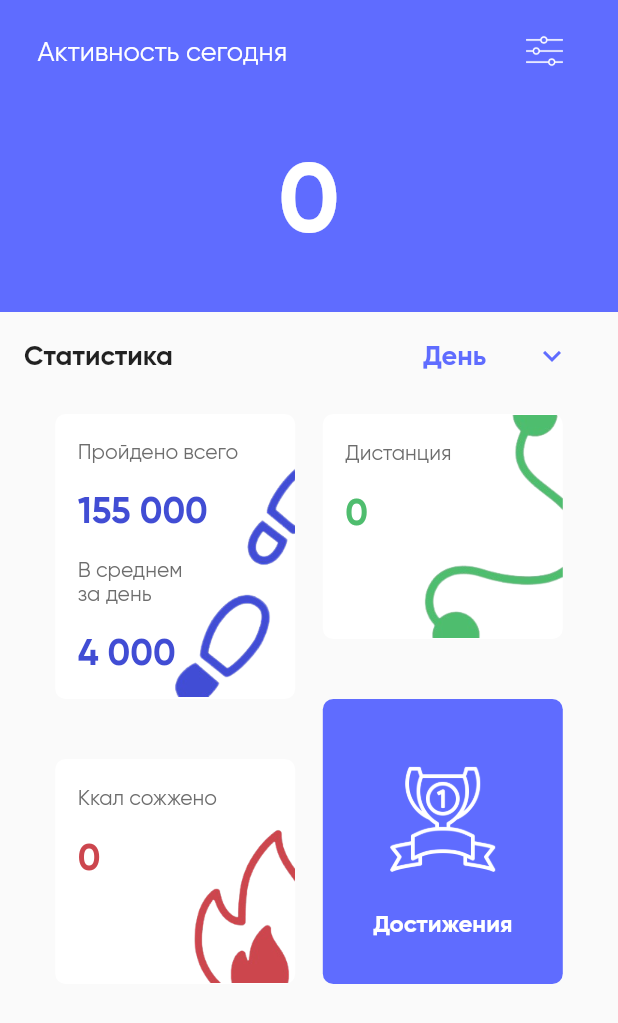
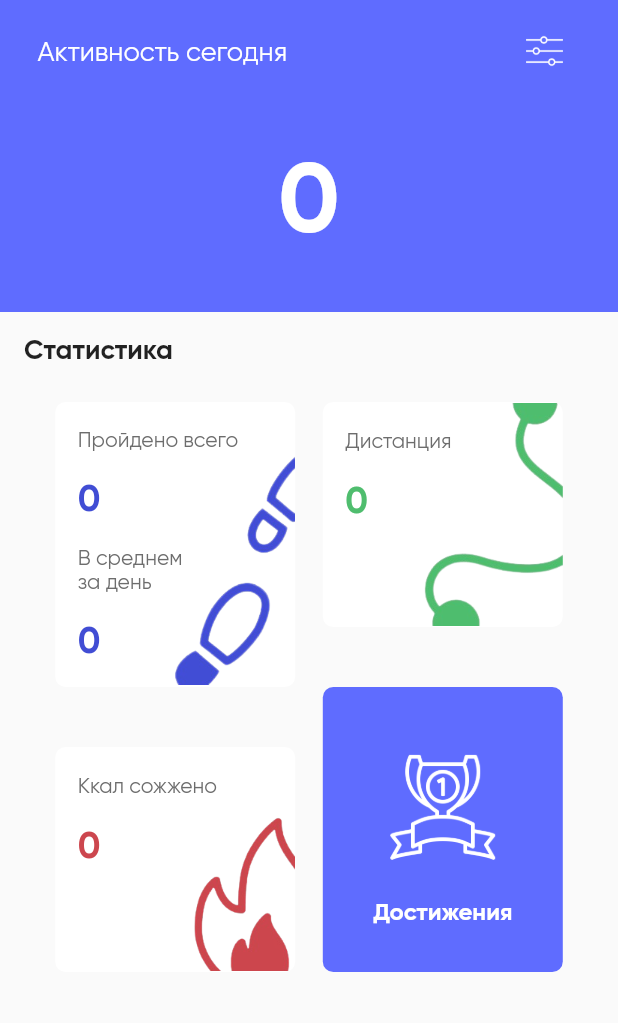
Before and after one commit to kkkivannn/pedometer, a Flutter app: the DailySteps screen opened directly, on a phone screen of 412 x 824 dp. Shown: the top 1023 px of the screen. Run offline on Flutter 3.47's test engine with Material 2 defaults, Android fonts, the light colour scheme and no system bars; our stand-ins replace awesome_notifications, device_info, easy_localization, google_mobile_ads, hive, hive_flutter and 5 more; missing offline and left inert: flutter_sizer, splash_screen_view; accounts and stored records are empty; network calls fail.

Commit message:
Fix some mistake

```diff
--- a/lib/Notifications/NotificationClients.dart
+++ b/lib/Notifications/NotificationClients.dart
@@ -7,6 +7,8 @@ import 'package:jiffy/jiffy.dart';
 import 'package:pedometer2/thirdPage/stepCount.dart';
 
 Future<void> NotificationGoal() async {
+  int time = Jiffy(DateTime.now()).hour;
+
   StepsNextPage();
   await AwesomeNotifications().createNotification(
     content: NotificationContent(
@@ -16,7 +18,7 @@ Future<void> NotificationGoal() async {
       body: 'Цели можно скорректировать в настройках.', //добавь в json
     ),
     schedule: NotificationCalendar(
-      hour: 9,
+      hour: time,
       minute: 0,
       second: 0,
       millisecond: 0,
@@ -27,7 +29,7 @@ Future<void> NotificationGoal() async {
 Future<void> NotificationReport() async {
   await AwesomeNotifications().createNotification(
     content: NotificationContent(
-      id: 1,
+      id: 2,
       channelKey: 'key2',
       title: "Вы выполнили цель. Поздравляем!",
       body: 'Вы молодец!', //добавь в json
--- a/lib/firstPage/Parameters.dart
+++ b/lib/firstPage/Parameters.dart
@@ -67,7 +67,7 @@ class _paramState extends State<param> {
                     width: 40,
                     alignment: Alignment.center,
                     child: Text(
-                      '${height}',
+                      '$height',
                       style: TextStyle(
                           color: Color(0xff5F6CFF),
                           fontSize: 18,
--- a/lib/thirdPage/Statistics.dart
+++ b/lib/thirdPage/Statistics.dart
@@ -29,9 +29,6 @@ class _staticsState extends State<statics> {
   Widget build(BuildContext context) {
     return SafeArea(
       child: Container(
-        // decoration: BoxDecoration(border: Border.all(color: Colors.red)),
-        // width: 475,
-        // height: 400,
         child: Column(
           children: [
             Container(
@@ -40,6 +37,7 @@ class _staticsState extends State<statics> {
               child: Row(
                 children: [
                   Container(
+                    height: 50,
                     alignment: Alignment.center,
                     child: Text(
                       'text17'.tr().toString(),
@@ -47,36 +45,36 @@ class _staticsState extends State<statics> {
                     ),
                   ),
                   Spacer(),
-                  Container(
-                    alignment: Alignment.center,
-                    width: 130,
-                    child: ExpansionTile(
-                      collapsedIconColor: Color(0xff5F6CFF),
-                      title: Text(
-                        'text18'.tr().toString(),
-                        style: TextStyle(
-                            color: Color(0xff5F6CFF),
-                            fontSize: 18,
-                            fontFamily: "Gilroy"),
-                      ),
-                      children: [
-                        Text(
-                          'text19'.tr().toString(),
-                          style: TextStyle(
-                              color: Color(0xff5F6CFF),
-                              fontSize: 18,
-                              fontFamily: "Gilroy"),
-                        ),
-                        Text(
-                          'text20'.tr().toString(),
-                          style: TextStyle(
-                              color: Color(0xff5F6CFF),
-                              fontSize: 18,
-                              fontFamily: "Gilroy"),
-                        ),
-                      ],
-                    ),
-                  ),
+                  // Container(
+                  //   alignment: Alignment.center,
+                  //   width: 130,
+                  //   child: ExpansionTile(
+                  //     collapsedIconColor: Color(0xff5F6CFF),
+                  //     title: Text(
+                  //       'text18'.tr().toString(),
+                  //       style: TextStyle(
+                  //           color: Color(0xff5F6CFF),
+                  //           fontSize: 18,
+                  //           fontFamily: "Gilroy"),
+                  //     ),
+                  //     children: [
+                  //       Text(
+                  //         'text19'.tr().toString(),
+                  //         style: TextStyle(
+                  //             color: Color(0xff5F6CFF),
+                  //             fontSize: 18,
+                  //             fontFamily: "Gilroy"),
+                  //       ),
+                  //       Text(
+                  //         'text20'.tr().toString(),
+                  //         style: TextStyle(
+                  //             color: Color(0xff5F6CFF),
+                  //             fontSize: 18,
+                  //             fontFamily: "Gilroy"),
+                  //       ),
+                  //     ],
+                  //   ),
+                  // ),
                 ],
               ),
             ),
@@ -119,7 +117,7 @@ class _staticsState extends State<statics> {
                             Container(
                               padding: EdgeInsets.only(left: 15),
                               child: Text(
-                                '155 000',
+                                '$savedAllSteps',
                                 style: TextStyle(
                                   fontFamily: 'Gilroy',
                                   fontSize: 24,
@@ -141,7 +139,7 @@ class _staticsState extends State<statics> {
                             Container(
                               padding: EdgeInsets.only(left: 15),
                               child: Text(
-                                '4 000',
+                                savedAverageSteps.toStringAsFixed(0),
                                 style: TextStyle(
                                   fontFamily: 'Gilroy',
                                   fontSize: 24,
--- a/lib/thirdPage/stepCount.dart
+++ b/lib/thirdPage/stepCount.dart
@@ -1,4 +1,6 @@
-// ignore_for_file: file_names, prefer_const_constructors
+// ignore_for_file: file_names, prefer_const_constructors, must_call_super, non_constant_identifier_names, unused_field
+
+import 'dart:convert';
 
 import 'package:easy_localization/src/public_ext.dart';
 import 'package:flutter/material.dart';
@@ -22,7 +24,7 @@ class DailySteps extends StatefulWidget {
   _DailyStepsState createState() => _DailyStepsState();
 }
 
-dynamic todaySteps = 0;
+int todaySteps = 0;
 var status = Permission.sensors.status;
 final model = StorageModel();
 double KalToday = 0;
@@ -32,12 +34,16 @@ double KmToday = 0;
 double valueKal = 0;
 double valueKm = 0;
 
+int savedAllSteps = stepsBox.get('savedAllSteps', defaultValue: 0);
+int savedCountofSteps = stepsBox.get('savedCountofSteps', defaultValue: 0);
+double savedAverageSteps = stepsBox.get('savedAverageSteps', defaultValue: 0.0);
+
+Box<dynamic> stepsBox = Hive.box('steps');
+
 class _DailyStepsState extends State<DailySteps> {
   final stepCountStream = Pedometer.stepCountStream;
   late StreamSubscription<StepCount> _subscription;
   late Stream<StepCount> _stepCountStreamState;
-  Box<int> stepsBox = Hive.box('steps');
-
   late int _steps;
 
   @override
@@ -111,7 +117,7 @@ class _DailyStepsState extends State<DailySteps> {
                           children: [
                             Container(
                               child: Text(
-                                "${todaySteps}",
+                                "$todaySteps",
                                 style: TextStyle(
                                   fontFamily: "Gilroy",
                                   fontSize: 65,
@@ -147,24 +153,30 @@ class _DailyStepsState extends State<DailySteps> {
 
   Future<int> getTodaySteps(StepCount value) async {
     _steps = value.steps;
-    int savedStepsCountKey = 999999;
-    int savedStepsCount = stepsBox.get(savedStepsCountKey, defaultValue: 0)!;
+    int savedStepsCount = stepsBox.get('savedStepsCountKey', defaultValue: 0)!;
     int todayDayNow = Jiffy(DateTime.now()).dayOfYear;
+    int lastDaySaved = stepsBox.get('lastDaySavedKey', defaultValue: 0)!;
+
     if (_steps < savedStepsCount) {
       setState(() {
         savedStepsCount = 0;
-        stepsBox.put(savedStepsCountKey, savedStepsCount);
+        stepsBox.put('savedStepsCountKey', savedStepsCount);
       });
     }
-    int lastDaySavedKey = 888888;
-    int lastDaySaved = stepsBox.get(lastDaySavedKey, defaultValue: 0)!;
+
     if (lastDaySaved < todayDayNow) {
       setState(() {
+        savedCountofSteps++;
+        savedAllSteps += todaySteps;
+        savedAverageSteps = savedAllSteps / savedCountofSteps;
         lastDaySaved = todayDayNow;
         savedStepsCount = _steps;
         stepsBox
-          ..put(lastDaySavedKey, lastDaySaved)
-          ..put(savedStepsCountKey, savedStepsCount);
+          ..put('savedCountofSteps', savedCountofSteps)
+          ..put('savedAllSteps', savedAllSteps)
+          ..put('savedAverageSteps', savedAverageSteps)
+          ..put('lastDaySavedKey', lastDaySaved)
+          ..put('savedStepsCountKey', savedStepsCount);
       });
     }
 
@@ -183,6 +195,10 @@ class _DailyStepsState extends State<DailySteps> {
   }
 }
 
+// void averageOfDay() {
+//   averageSteps = AllSteps / CountOfSteps;
+// }
+
 void culculateKL() {
   model.WeightGet();
   model.LshGet();
@@ -197,3 +213,6 @@ void culculateKM() {
   model.SetKalToday();
   model.GetKalToday();
 }
+
+
+//Создать метод, который будет расчитывать сколько пользователь сделал всего шагов. Прошел, закидываю в бокс, на следующий день прошел шаги, прибавил к шагам из бокса и потом опять закинул в бокс и так репит
```
Also changed, not shown: lib/BackEnd/Storage.dart (+18 -41 lines), lib/foorthPage/achievements.dart (+16 -5 lines), lib/main.dart (+18 -5 lines), lib/settingsFivesPage/Settings.dart (+47 -23 lines), icons/4.png (deleted), icons/Mask Group (2).png (deleted), icons/step.png (deleted).
